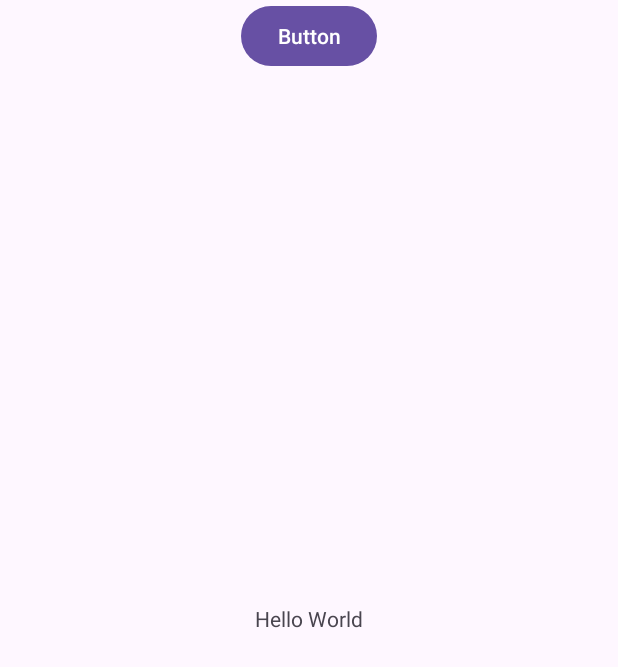
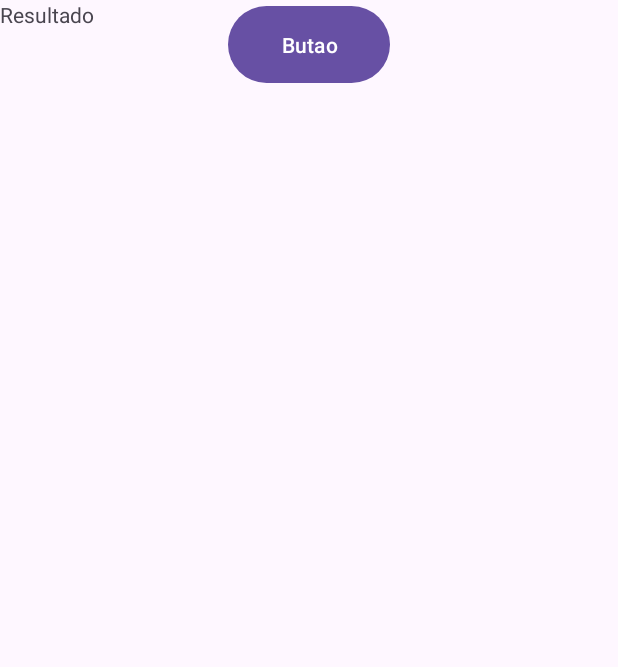
Before and after one commit to gustavolace/number-draw-app, an Android app: the screen it shows after launch (MainActivity), on a phone screen of 412 x 824 dp. Shown: the top 667 px of the screen. Run offline under Robolectric (Android 15) with nearby library versions, the phone set to English and light mode, and no system bars.

Commit message:
text set

```diff
--- a/app/src/main/java/com/example/myapplication/MainActivity.java
+++ b/app/src/main/java/com/example/myapplication/MainActivity.java
@@ -3,6 +3,8 @@ package com.example.myapplication;
 import androidx.appcompat.app.AppCompatActivity;
 
 import android.os.Bundle;
+import android.view.View;
+import android.widget.TextView;
 
 public class MainActivity extends AppCompatActivity {
 
@@ -11,4 +13,9 @@ public class MainActivity extends AppCompatActivity {
         super.onCreate(savedInstanceState);
         setContentView(R.layout.activity_main);
     }
+
+    public void selecionarBotao(View v) {
+        TextView texto = findViewById(R.id.resultText);
+        texto.setText("TEXTO ALTERADO");
+    }
 }
--- a/app/src/main/res/layout/activity_main.xml
+++ b/app/src/main/res/layout/activity_main.xml
@@ -6,22 +6,21 @@
     android:layout_height="match_parent"
     tools:context=".MainActivity">
 
+    <Button
+        android:id="@+id/button"
+        android:layout_width="108dp"
+        android:layout_height="59dp"
+        android:onClick="selecionarBotao"
+        android:text="Butao"
+        app:layout_constraintEnd_toEndOf="parent"
+        app:layout_constraintStart_toStartOf="parent"
+        tools:layout_editor_absoluteY="42dp" />
+
     <TextView
+        android:id="@+id/resultText"
         android:layout_width="wrap_content"
         android:layout_height="wrap_content"
-        android:text="@string/hello"
-        app:layout_constraintBottom_toBottomOf="parent"
-        app:layout_constraintEnd_toEndOf="parent"
-        app:layout_constraintStart_toStartOf="parent"
-        app:layout_constraintTop_toTopOf="parent" />
-
-    <Button
-        android:id="@+id/button"
-        android:layout_width="wrap_content"
-        android:layout_height="wrap_content"
-        android:text="Button"
-        app:layout_constraintEnd_toEndOf="parent"
-        app:layout_constraintStart_toStartOf="parent"
-        tools:layout_editor_absoluteY="215dp" />
-
+        android:text="Resultado"
+        tools:layout_editor_absoluteX="179dp"
+        tools:layout_editor_absoluteY="14dp" />
 </androidx.constraintlayout.widget.ConstraintLayout>
```
